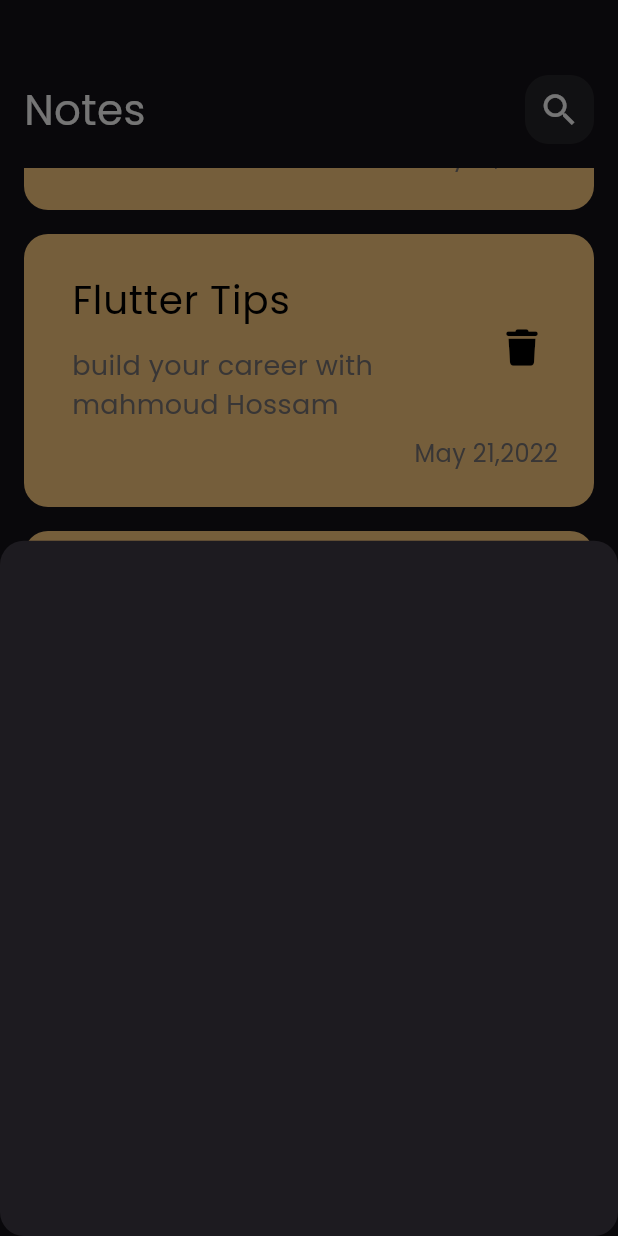
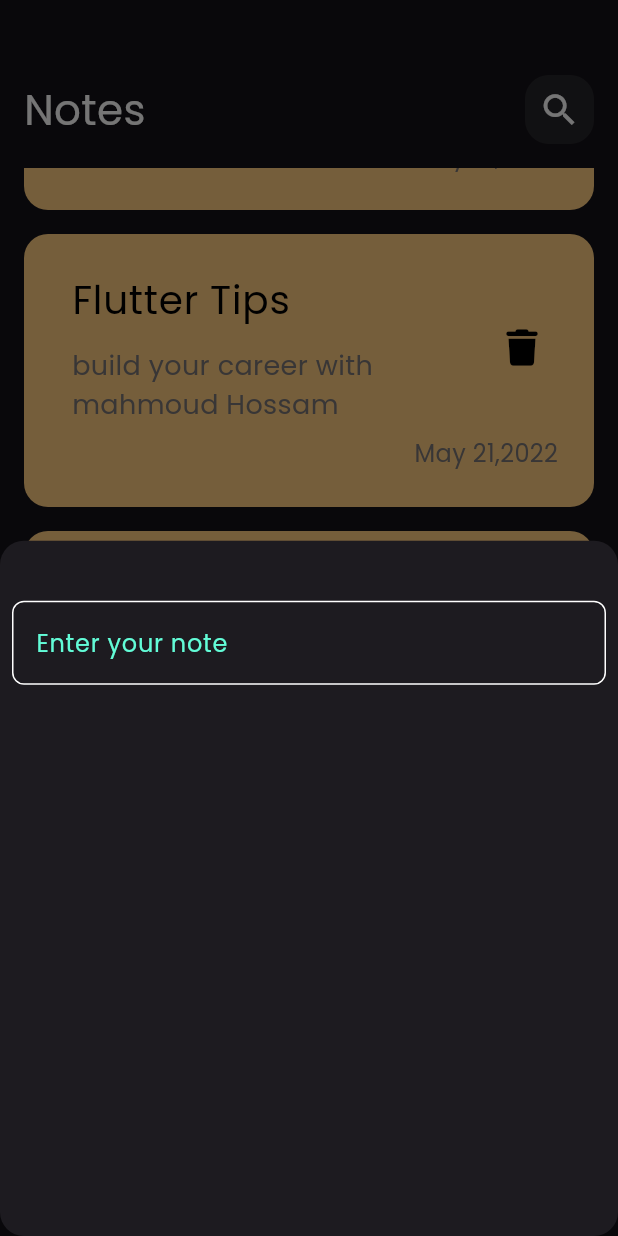
Before and after one commit to MahmoudKatr/notes_app, a Flutter app: the screen it shows after launch, scrolled down 1152 dp, after a tap on the "add" icon, on a phone screen of 412 x 824 dp. Run offline on Flutter 3.47's test engine with Material 3 defaults, Android fonts, the phone set to English and light mode, and no system bars; our stand-ins replace font_awesome_flutter.

Commit message:
Create Custom Text Field ✅

```diff
--- /dev/null
+++ b/lib/constants.dart
@@ -0,0 +1,3 @@
+import 'package:flutter/material.dart';
+
+const kPrimaryColor = Color(0xff62FCD7);
--- a/lib/views/notes_view.dart
+++ b/lib/views/notes_view.dart
@@ -18,7 +18,10 @@ class NotesView extends StatelessWidget {
               ),
               context: context,
               builder: (context) {
-                return const AddNoteBottomSheet();
+                return const Padding(
+                  padding: EdgeInsets.symmetric(vertical: 40, horizontal: 8),
+                  child: AddNoteBottomSheet(),
+                );
               });
         },
         shape: const CircleBorder(), // Enforce circular shape
--- a/lib/views/widgets/add_note_model_sheet.dart
+++ b/lib/views/widgets/add_note_model_sheet.dart
@@ -1,10 +1,29 @@
 import 'package:flutter/material.dart';
+import 'package:notes_app/constants.dart';
 
 class AddNoteBottomSheet extends StatelessWidget {
   const AddNoteBottomSheet({super.key});
 
   @override
   Widget build(BuildContext context) {
-    return Container();
+    return Column(
+      children: [
+        TextField(
+          cursorColor: kPrimaryColor,
+          decoration: InputDecoration(
+              hintText: 'Enter your note',
+              hintStyle: const TextStyle(color: kPrimaryColor),
+              border: buildBorder(),
+              enabledBorder: buildBorder(),
+              focusedBorder: buildBorder(kPrimaryColor)),
+        ),
+      ],
+    );
+  }
+
+  OutlineInputBorder buildBorder([color]) {
+    return OutlineInputBorder(
+        borderRadius: BorderRadius.circular(8),
+        borderSide: BorderSide(color: color ?? Colors.white));
   }
 }
```
